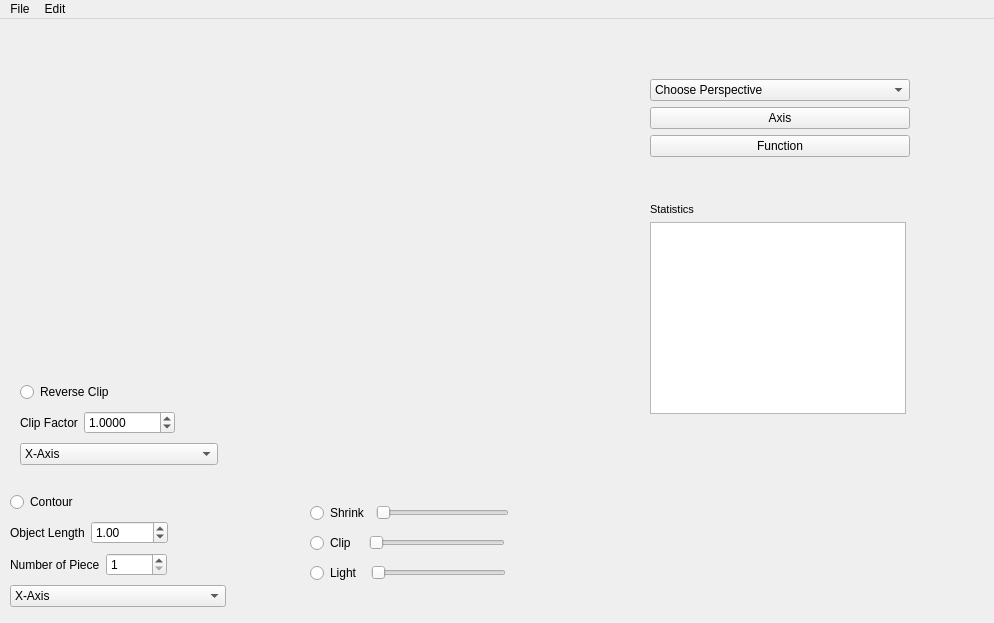
Above: include/mainwindow.ui from toarukagakunoSirius/ModelLoader before the change. Below: the same form after it.
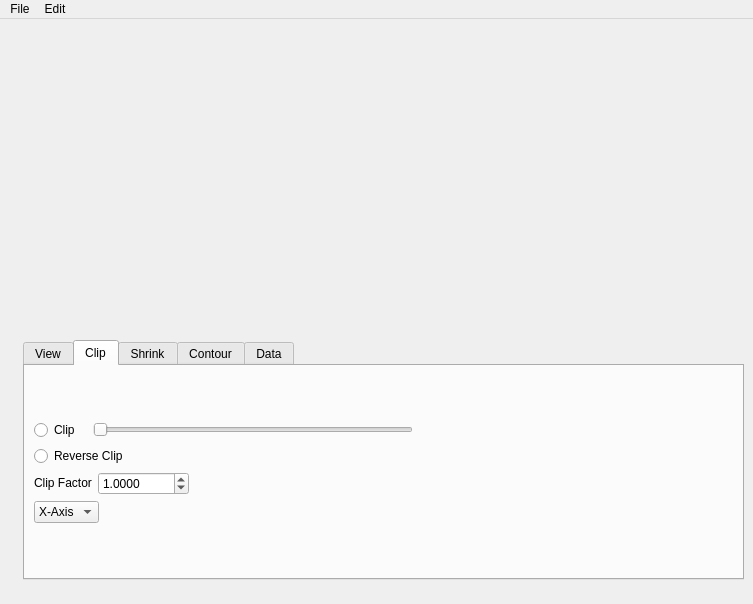
That is the form after the change. Icons and pictures are not drawn. Custom widgets are drawn as their Qt base class.

```diff
--- a/include/mainwindow.ui
+++ b/include/mainwindow.ui
@@ -6,8 +6,8 @@
    <rect>
     <x>0</x>
     <y>0</y>
-    <width>994</width>
-    <height>623</height>
+    <width>753</width>
+    <height>604</height>
    </rect>
   </property>
   <property name="windowTitle">
@@ -17,33 +17,111 @@
    <bool>true</bool>
   </property>
   <widget class="QWidget" name="centralwidget">
-   <widget class="QWidget" name="layoutWidget">
+   <widget class="QWidget" name="">
     <property name="geometry">
      <rect>
-      <x>650</x>
-      <y>60</y>
-      <width>260</width>
-      <height>416</height>
+      <x>23</x>
+      <y>10</y>
+      <width>721</width>
+      <height>551</height>
      </rect>
     </property>
-    <layout class="QVBoxLayout" name="verticalLayout_5">
+    <layout class="QHBoxLayout" name="horizontalLayout_12">
      <item>
+      <layout class="QVBoxLayout" name="verticalLayout_9">
+       <item>
+        <widget class="QVTKOpenGLWidget" name="qtvtkWidget" native="true">
+         <property name="sizePolicy">
+          <sizepolicy hsizetype="Expanding" vsizetype="Expanding">
+           <horstretch>0</horstretch>
+           <verstretch>0</verstretch>
+          </sizepolicy>
+         </property>
+        </widget>
+       </item>
+       <item>
+        <widget class="QTabWidget" name="tabWidget">
+         <property name="sizePolicy">
+          <sizepolicy hsizetype="Expanding" vsizetype="Fixed">
+           <horstretch>0</horstretch>
+           <verstretch>0</verstretch>
+          </sizepolicy>
+         </property>
+         <property name="minimumSize">
+          <size>
+           <width>0</width>
+           <height>180</height>
+          </size>
+         </property>
+         <property name="currentIndex">
+          <number>1</number>
+         </property>
+         <widget class="QWidget" name="view">
+          <attribute name="title">
+           <string>View</string>
+          </attribute>
       <layout class="QVBoxLayout" name="verticalLayout_4">
        <item>
-        <layout class="QVBoxLayout" name="verticalLayout_2">
+            <layout class="QVBoxLayout" name="verticalLayout">
+             <item>
+              <layout class="QHBoxLayout" name="horizontalLayout_3">
+               <item>
+                <widget class="QRadioButton" name="LightradioButton">
+                 <property name="sizePolicy">
+                  <sizepolicy hsizetype="Fixed" vsizetype="Fixed">
+                   <horstretch>0</horstretch>
+                   <verstretch>0</verstretch>
+                  </sizepolicy>
+                 </property>
+                 <property name="text">
+                  <string>Light </string>
+                 </property>
+                </widget>
+               </item>
+               <item>
+                <widget class="QSlider" name="Light">
+                 <property name="minimum">
+                  <number>0</number>
+                 </property>
+                 <property name="maximum">
+                  <number>103</number>
+                 </property>
+                 <property name="pageStep">
+                  <number>1</number>
+                 </property>
+                 <property name="orientation">
+                  <enum>Qt::Horizontal</enum>
+                 </property>
+                 <property name="invertedControls">
+                  <bool>false</bool>
+                 </property>
+                </widget>
+               </item>
+               <item>
+                <spacer name="horizontalSpacer_3">
+                 <property name="orientation">
+                  <enum>Qt::Horizontal</enum>
+                 </property>
+                 <property name="sizeHint" stdset="0">
+                  <size>
+                   <width>40</width>
+                   <height>20</height>
+                  </size>
+                 </property>
+                </spacer>
+               </item>
+              </layout>
+             </item>
+             <item>
+              <layout class="QHBoxLayout" name="horizontalLayout_8">
          <item>
           <widget class="QComboBox" name="ListView">
            <property name="sizePolicy">
-            <sizepolicy hsizetype="Minimum" vsizetype="Expanding">
+                  <sizepolicy hsizetype="Fixed" vsizetype="Fixed">
              <horstretch>0</horstretch>
              <verstretch>0</verstretch>
             </sizepolicy>
            </property>
-           <item>
-            <property name="text">
-             <string>Choose Perspective</string>
-            </property>
-           </item>
            <item>
             <property name="text">
              <string>Left</string>
@@ -77,30 +155,19 @@
           </widget>
          </item>
          <item>
-          <widget class="QPushButton" name="AxisButton">
-           <property name="sizePolicy">
-            <sizepolicy hsizetype="Minimum" vsizetype="Expanding">
-             <horstretch>0</horstretch>
-             <verstretch>0</verstretch>
-            </sizepolicy>
-           </property>
-           <property name="text">
-            <string>Axis</string>
-           </property>
-          </widget>
-         </item>
-         <item>
-          <widget class="QPushButton" name="FunctionButton">
-           <property name="sizePolicy">
-            <sizepolicy hsizetype="Minimum" vsizetype="Expanding">
-             <horstretch>0</horstretch>
-             <verstretch>0</verstretch>
-            </sizepolicy>
-           </property>
-           <property name="text">
-            <string>Function</string>
-           </property>
-          </widget>
+                <spacer name="horizontalSpacer_8">
+                 <property name="orientation">
+                  <enum>Qt::Horizontal</enum>
+                 </property>
+                 <property name="sizeHint" stdset="0">
+                  <size>
+                   <width>40</width>
+                   <height>20</height>
+                  </size>
+                 </property>
+                </spacer>
+               </item>
+              </layout>
          </item>
         </layout>
        </item>
@@ -112,125 +179,59 @@
          <property name="sizeHint" stdset="0">
           <size>
            <width>20</width>
-           <height>40</height>
+               <height>131</height>
           </size>
          </property>
         </spacer>
        </item>
-       <item>
-        <widget class="QLabel" name="Statistics_Label">
-         <property name="font">
-          <font>
-           <pointsize>8</pointsize>
-          </font>
-         </property>
-         <property name="text">
-          <string>Statistics</string>
-         </property>
-        </widget>
-       </item>
+          </layout>
+         </widget>
+         <widget class="QWidget" name="clip">
+          <attribute name="title">
+           <string>Clip</string>
+          </attribute>
+          <layout class="QVBoxLayout" name="verticalLayout_5">
        <item>
-        <layout class="QVBoxLayout" name="verticalLayout_3"/>
-       </item>
+            <layout class="QVBoxLayout" name="verticalLayout_2">
        <item>
-        <widget class="QListWidget" name="listWidget">
+              <layout class="QHBoxLayout" name="horizontalLayout">
+               <item>
+                <widget class="QRadioButton" name="Clip">
          <property name="sizePolicy">
           <sizepolicy hsizetype="Fixed" vsizetype="Fixed">
            <horstretch>0</horstretch>
            <verstretch>0</verstretch>
           </sizepolicy>
          </property>
-        </widget>
-       </item>
-      </layout>
-     </item>
-     <item>
-      <spacer name="verticalSpacer_2">
-       <property name="orientation">
-        <enum>Qt::Vertical</enum>
-       </property>
-       <property name="sizeHint" stdset="0">
-        <size>
-         <width>20</width>
-         <height>40</height>
-        </size>
-       </property>
-      </spacer>
-     </item>
-    </layout>
-   </widget>
-   <widget class="QWidget" name="layoutWidget">
-    <property name="geometry">
-     <rect>
-      <x>10</x>
-      <y>470</y>
-      <width>216</width>
-      <height>123</height>
-     </rect>
-    </property>
-    <layout class="QVBoxLayout" name="verticalLayout_7">
-     <item>
-      <widget class="QRadioButton" name="Contour">
        <property name="text">
-        <string>Contour</string>
+                  <string>Clip  </string>
        </property>
       </widget>
      </item>
      <item>
-      <layout class="QHBoxLayout" name="horizontalLayout_6">
-       <item>
-        <widget class="QLabel" name="label_2">
-         <property name="text">
-          <string>Object Length</string>
-         </property>
-        </widget>
-       </item>
-       <item>
-        <widget class="QDoubleSpinBox" name="ContourLength">
-         <property name="maximum">
-          <double>10000.000000000000000</double>
-         </property>
-         <property name="value">
-          <double>1.000000000000000</double>
-         </property>
-        </widget>
-       </item>
-       <item>
-        <spacer name="horizontalSpacer_4">
-         <property name="orientation">
-          <enum>Qt::Horizontal</enum>
-         </property>
-         <property name="sizeHint" stdset="0">
-          <size>
-           <width>40</width>
-           <height>20</height>
-          </size>
-         </property>
-        </spacer>
-       </item>
-      </layout>
-     </item>
-     <item>
-      <layout class="QHBoxLayout" name="horizontalLayout_7">
-       <item>
-        <widget class="QLabel" name="label_3">
-         <property name="text">
-          <string>Number of Piece</string>
-         </property>
-        </widget>
-       </item>
-       <item>
-        <widget class="QSpinBox" name="ContourSpinBox">
+                <widget class="QSlider" name="ClipFilterSlider">
+                 <property name="sizePolicy">
+                  <sizepolicy hsizetype="Expanding" vsizetype="Fixed">
+                   <horstretch>0</horstretch>
+                   <verstretch>0</verstretch>
+                  </sizepolicy>
+                 </property>
          <property name="minimum">
-          <number>1</number>
+                  <number>0</number>
          </property>
          <property name="maximum">
-          <number>10000</number>
+                  <number>100</number>
+                 </property>
+                 <property name="sliderPosition">
+                  <number>0</number>
+                 </property>
+                 <property name="orientation">
+                  <enum>Qt::Horizontal</enum>
          </property>
         </widget>
        </item>
        <item>
-        <spacer name="horizontalSpacer_5">
+                <spacer name="horizontalSpacer">
          <property name="orientation">
           <enum>Qt::Horizontal</enum>
          </property>
@@ -245,47 +246,45 @@
       </layout>
      </item>
      <item>
-      <widget class="QComboBox" name="ContourPosition">
-       <item>
-        <property name="text">
-         <string>X-Axis</string>
-        </property>
-       </item>
-       <item>
-        <property name="text">
-         <string>Y-Axis</string>
-        </property>
-       </item>
-       <item>
-        <property name="text">
-         <string>Z-Axis</string>
-        </property>
-       </item>
-      </widget>
-     </item>
-    </layout>
-   </widget>
-   <widget class="QWidget" name="layoutWidget">
-    <property name="geometry">
-     <rect>
-      <x>20</x>
-      <y>360</y>
-      <width>198</width>
-      <height>89</height>
-     </rect>
-    </property>
-    <layout class="QVBoxLayout" name="verticalLayout_8">
+              <layout class="QHBoxLayout" name="horizontalLayout_9">
      <item>
       <widget class="QRadioButton" name="ReverseClip">
+                 <property name="sizePolicy">
+                  <sizepolicy hsizetype="Fixed" vsizetype="Fixed">
+                   <horstretch>0</horstretch>
+                   <verstretch>0</verstretch>
+                  </sizepolicy>
+                 </property>
        <property name="text">
         <string>Reverse Clip</string>
        </property>
       </widget>
      </item>
      <item>
+                <spacer name="horizontalSpacer_9">
+                 <property name="orientation">
+                  <enum>Qt::Horizontal</enum>
+                 </property>
+                 <property name="sizeHint" stdset="0">
+                  <size>
+                   <width>40</width>
+                   <height>20</height>
+                  </size>
+                 </property>
+                </spacer>
+               </item>
+              </layout>
+             </item>
+             <item>
       <layout class="QHBoxLayout" name="horizontalLayout_5">
        <item>
         <widget class="QLabel" name="label_4">
+                 <property name="sizePolicy">
+                  <sizepolicy hsizetype="Fixed" vsizetype="Fixed">
+                   <horstretch>0</horstretch>
+                   <verstretch>0</verstretch>
+                  </sizepolicy>
+                 </property>
          <property name="text">
           <string>Clip Factor</string>
          </property>
@@ -293,6 +292,12 @@
        </item>
        <item>
         <widget class="QDoubleSpinBox" name="ClipSpinBox">
+                 <property name="sizePolicy">
+                  <sizepolicy hsizetype="Fixed" vsizetype="Fixed">
+                   <horstretch>0</horstretch>
+                   <verstretch>0</verstretch>
+                  </sizepolicy>
+                 </property>
          <property name="decimals">
           <number>4</number>
          </property>
@@ -320,52 +325,56 @@
       </layout>
      </item>
      <item>
+              <layout class="QHBoxLayout" name="horizontalLayout_10">
+               <item>
       <widget class="QComboBox" name="ClipPosition">
-       <item>
-        <property name="text">
-         <string>X-Axis</string>
-        </property>
-       </item>
-       <item>
-        <property name="text">
-         <string>Y-Axis</string>
-        </property>
-       </item>
-       <item>
-        <property name="text">
-         <string>Z-Axis</string>
-        </property>
-       </item>
-      </widget>
-     </item>
-    </layout>
-   </widget>
-   <widget class="QVTKOpenGLWidget" name="qtvtkWidget" native="true">
-    <property name="geometry">
-     <rect>
-      <x>30</x>
-      <y>20</y>
-      <width>591</width>
-      <height>281</height>
-     </rect>
-    </property>
     <property name="sizePolicy">
-     <sizepolicy hsizetype="Expanding" vsizetype="Expanding">
+                  <sizepolicy hsizetype="Fixed" vsizetype="Fixed">
       <horstretch>0</horstretch>
       <verstretch>0</verstretch>
      </sizepolicy>
     </property>
-   </widget>
-   <widget class="QWidget" name="layoutWidget">
-    <property name="geometry">
-     <rect>
-      <x>310</x>
-      <y>480</y>
-      <width>331</width>
-      <height>88</height>
-     </rect>
-    </property>
-    <layout class="QVBoxLayout" name="verticalLayout">
+                 <item>
+                  <property name="text">
+                   <string>X-Axis</string>
+                  </property>
+                 </item>
+                 <item>
+                  <property name="text">
+                   <string>Y-Axis</string>
+                  </property>
+                 </item>
+                 <item>
+                  <property name="text">
+                   <string>Z-Axis</string>
+                  </property>
+                 </item>
+                </widget>
+               </item>
+               <item>
+                <spacer name="horizontalSpacer_7">
+                 <property name="orientation">
+                  <enum>Qt::Horizontal</enum>
+                 </property>
+                 <property name="sizeHint" stdset="0">
+                  <size>
+                   <width>40</width>
+                   <height>20</height>
+                  </size>
+                 </property>
+                </spacer>
+               </item>
+              </layout>
+             </item>
+            </layout>
+           </item>
+          </layout>
+         </widget>
+         <widget class="QWidget" name="shrinl">
+          <attribute name="title">
+           <string>Shrink</string>
+          </attribute>
+          <layout class="QVBoxLayout" name="verticalLayout_6">
      <item>
       <layout class="QHBoxLayout" name="horizontalLayout_2">
        <item>
@@ -425,9 +434,55 @@
       </layout>
      </item>
      <item>
+            <spacer name="verticalSpacer_2">
+             <property name="orientation">
+              <enum>Qt::Vertical</enum>
+             </property>
+             <property name="sizeHint" stdset="0">
+              <size>
+               <width>20</width>
+               <height>163</height>
+              </size>
+             </property>
+            </spacer>
+           </item>
+          </layout>
+         </widget>
+         <widget class="QWidget" name="contour">
+          <attribute name="title">
+           <string>Contour</string>
+          </attribute>
+          <layout class="QVBoxLayout" name="verticalLayout_7">
+           <item>
+            <layout class="QVBoxLayout" name="verticalLayout_3">
+             <item>
       <layout class="QHBoxLayout" name="horizontalLayout_4">
        <item>
-        <widget class="QRadioButton" name="Clip">
+                <widget class="QRadioButton" name="Contour">
+                 <property name="text">
+                  <string>Contour</string>
+                 </property>
+                </widget>
+               </item>
+               <item>
+                <spacer name="horizontalSpacer_10">
+                 <property name="orientation">
+                  <enum>Qt::Horizontal</enum>
+                 </property>
+                 <property name="sizeHint" stdset="0">
+                  <size>
+                   <width>40</width>
+                   <height>20</height>
+                  </size>
+                 </property>
+                </spacer>
+               </item>
+              </layout>
+             </item>
+             <item>
+              <layout class="QHBoxLayout" name="horizontalLayout_6">
+               <item>
+                <widget class="QLabel" name="label_2">
          <property name="sizePolicy">
           <sizepolicy hsizetype="Fixed" vsizetype="Fixed">
            <horstretch>0</horstretch>
@@ -435,36 +490,28 @@
           </sizepolicy>
          </property>
          <property name="text">
-          <string>Clip  </string>
+                  <string>Object Length</string>
          </property>
         </widget>
        </item>
        <item>
-        <widget class="QSlider" name="ClipFilterSlider">
+                <widget class="QDoubleSpinBox" name="ContourLength">
          <property name="sizePolicy">
-          <sizepolicy hsizetype="Expanding" vsizetype="Fixed">
+                  <sizepolicy hsizetype="Fixed" vsizetype="Fixed">
            <horstretch>0</horstretch>
            <verstretch>0</verstretch>
           </sizepolicy>
          </property>
-         <property name="minimum">
-          <number>0</number>
-         </property>
          <property name="maximum">
-          <number>100</number>
-         </property>
-         <property name="sliderPosition">
-          <number>0</number>
-         </property>
-         <property name="orientation">
-          <enum>Qt::Horizontal</enum>
-         </property>
+                  <double>10000.000000000000000</double>
+                 </property>
+                 <property name="value">
+                  <double>1.000000000000000</double>
+                 </property>
         </widget>
        </item>
        <item>
-        <layout class="QHBoxLayout" name="horizontalLayout">
-         <item>
-          <spacer name="horizontalSpacer">
+                <spacer name="horizontalSpacer_4">
            <property name="orientation">
             <enum>Qt::Horizontal</enum>
            </property>
@@ -478,12 +525,10 @@
          </item>
         </layout>
        </item>
-      </layout>
-     </item>
      <item>
-      <layout class="QHBoxLayout" name="horizontalLayout_3">
+              <layout class="QHBoxLayout" name="horizontalLayout_7">
        <item>
-        <widget class="QRadioButton" name="LightradioButton">
+                <widget class="QLabel" name="label_3">
          <property name="sizePolicy">
           <sizepolicy hsizetype="Fixed" vsizetype="Fixed">
            <horstretch>0</horstretch>
@@ -491,31 +536,70 @@
           </sizepolicy>
          </property>
          <property name="text">
-          <string>Light </string>
+                  <string>Number of Piece</string>
          </property>
         </widget>
        </item>
        <item>
-        <widget class="QSlider" name="Light">
-         <property name="minimum">
-          <number>0</number>
-         </property>
-         <property name="maximum">
-          <number>103</number>
-         </property>
-         <property name="pageStep">
+                <widget class="QSpinBox" name="ContourSpinBox">
+                 <property name="sizePolicy">
+                  <sizepolicy hsizetype="Fixed" vsizetype="Fixed">
+                   <horstretch>0</horstretch>
+                   <verstretch>0</verstretch>
+                  </sizepolicy>
+                 </property>
+                 <property name="minimum">
           <number>1</number>
          </property>
+                 <property name="maximum">
+                  <number>10000</number>
+                 </property>
+                </widget>
+               </item>
+               <item>
+                <spacer name="horizontalSpacer_5">
          <property name="orientation">
           <enum>Qt::Horizontal</enum>
          </property>
-         <property name="invertedControls">
-          <bool>false</bool>
-         </property>
+                 <property name="sizeHint" stdset="0">
+                  <size>
+                   <width>40</width>
+                   <height>20</height>
+                  </size>
+                 </property>
+                </spacer>
+               </item>
+              </layout>
+             </item>
+             <item>
+              <layout class="QHBoxLayout" name="horizontalLayout_11">
+               <item>
+                <widget class="QComboBox" name="ContourPosition">
+                 <property name="sizePolicy">
+                  <sizepolicy hsizetype="Fixed" vsizetype="Fixed">
+                   <horstretch>0</horstretch>
+                   <verstretch>0</verstretch>
+                  </sizepolicy>
+                 </property>
+                 <item>
+                  <property name="text">
+                   <string>X-Axis</string>
+                  </property>
+                 </item>
+                 <item>
+                  <property name="text">
+                   <string>Y-Axis</string>
+                  </property>
+                 </item>
+                 <item>
+                  <property name="text">
+                   <string>Z-Axis</string>
+                  </property>
+                 </item>
         </widget>
        </item>
        <item>
-        <spacer name="horizontalSpacer_3">
+                <spacer name="horizontalSpacer_11">
          <property name="orientation">
           <enum>Qt::Horizontal</enum>
          </property>
@@ -526,6 +610,31 @@
           </size>
          </property>
         </spacer>
+               </item>
+              </layout>
+             </item>
+            </layout>
+           </item>
+          </layout>
+         </widget>
+         <widget class="QWidget" name="data">
+          <attribute name="title">
+           <string>Data</string>
+          </attribute>
+          <layout class="QVBoxLayout" name="verticalLayout_8">
+           <item>
+            <widget class="QListWidget" name="listWidget">
+             <property name="sizePolicy">
+              <sizepolicy hsizetype="Expanding" vsizetype="Fixed">
+               <horstretch>0</horstretch>
+               <verstretch>0</verstretch>
+              </sizepolicy>
+             </property>
+            </widget>
+           </item>
+          </layout>
+         </widget>
+        </widget>
        </item>
       </layout>
      </item>
@@ -537,8 +646,8 @@
     <rect>
      <x>0</x>
      <y>0</y>
-     <width>994</width>
-     <height>26</height>
+     <width>753</width>
+     <height>21</height>
     </rect>
    </property>
    <widget class="QMenu" name="menuFile">
```
Lines whose indentation alone changed are shown as unchanged.
